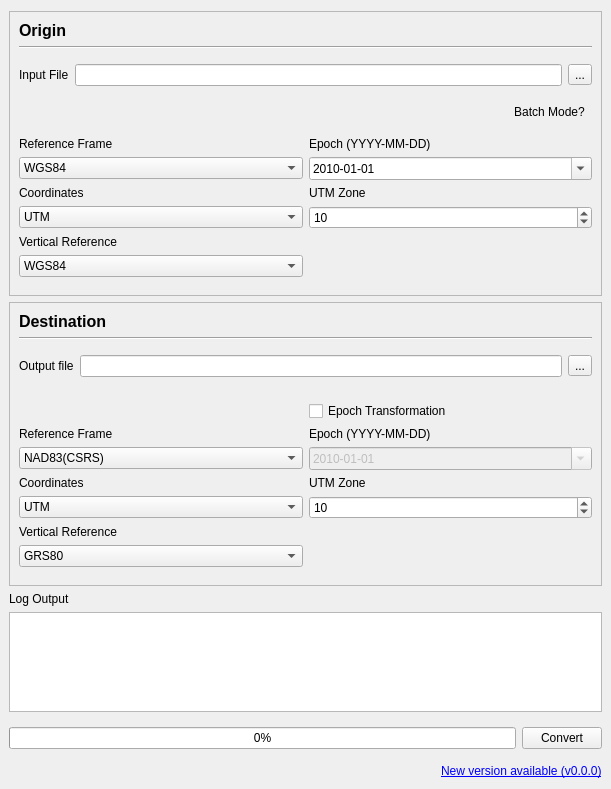
Before: the Qt Designer form las_trx/resources/mainwindow.ui in HakaiInstitute/LAS-TRX, drawn with Qt 5.
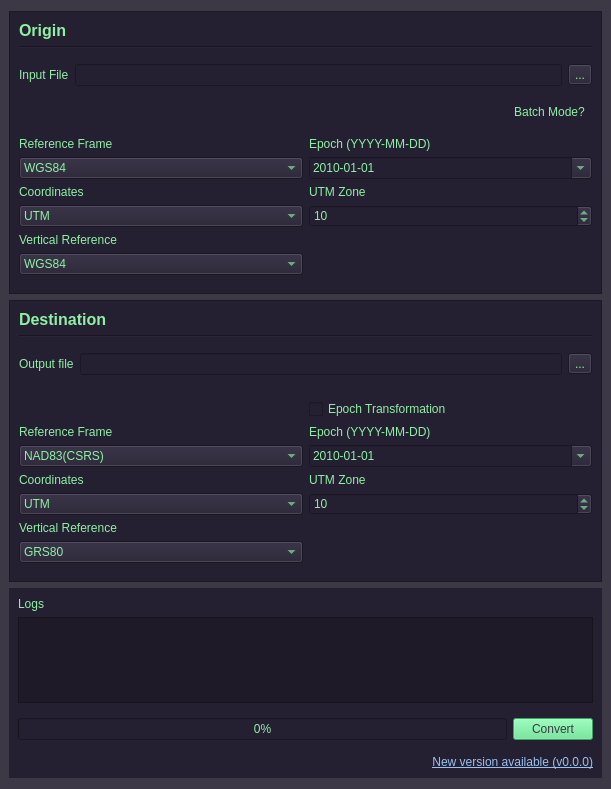
After: the same form once the commit is applied.

```diff
--- a/las_trx/resources/mainwindow.ui
+++ b/las_trx/resources/mainwindow.ui
@@ -13,6 +13,13 @@
   <property name="windowTitle">
    <string>LAS TRX</string>
   </property>
+  <property name="autoFillBackground">
+   <bool>false</bool>
+  </property>
+  <property name="styleSheet">
+   <string notr="true">background-color: rgb(61, 56, 70);
+color: rgb(143, 240, 164)</string>
+  </property>
   <layout class="QVBoxLayout" name="verticalLayout">
    <property name="leftMargin">
     <number>9</number>
@@ -22,6 +29,9 @@
    </property>
    <item>
     <widget class="QFrame" name="frame_input">
+     <property name="styleSheet">
+      <string notr="true">background-color: rgb(36, 31, 49);</string>
+     </property>
      <property name="frameShape">
       <enum>QFrame::StyledPanel</enum>
      </property>
@@ -40,10 +50,12 @@
         <property name="font">
          <font>
           <pointsize>12</pointsize>
-          <weight>75</weight>
           <bold>true</bold>
          </font>
         </property>
+        <property name="styleSheet">
+         <string notr="true"/>
+        </property>
         <property name="text">
          <string>Origin</string>
         </property>
@@ -379,6 +391,12 @@
    </item>
    <item>
     <widget class="QFrame" name="frame_output">
+     <property name="autoFillBackground">
+      <bool>false</bool>
+     </property>
+     <property name="styleSheet">
+      <string notr="true">background-color: rgb(36, 31, 49)</string>
+     </property>
      <property name="frameShape">
       <enum>QFrame::StyledPanel</enum>
      </property>
@@ -397,7 +415,6 @@
         <property name="font">
          <font>
           <pointsize>12</pointsize>
-          <weight>75</weight>
           <bold>true</bold>
          </font>
         </property>
@@ -709,14 +726,23 @@
     </widget>
    </item>
    <item>
+    <widget class="QWidget" name="widget_logs" native="true">
+     <property name="styleSheet">
+      <string notr="true">background-color: rgb(36, 31, 49)</string>
+     </property>
+     <layout class="QVBoxLayout" name="verticalLayout_2">
+      <item>
     <widget class="QLabel" name="label_log_output">
      <property name="text">
-      <string>Log Output</string>
+         <string>Logs</string>
      </property>
     </widget>
    </item>
    <item>
     <widget class="QTextBrowser" name="textBrowser_log_output">
+        <property name="styleSheet">
+         <string notr="true">background-color: rgb(31, 26, 40);</string>
+        </property>
      <property name="frameShadow">
       <enum>QFrame::Sunken</enum>
      </property>
@@ -739,6 +765,9 @@
       </property>
       <item>
        <widget class="QProgressBar" name="progressBar">
+           <property name="styleSheet">
+            <string notr="true"/>
+           </property>
         <property name="value">
          <number>0</number>
         </property>
@@ -749,6 +778,11 @@
       </item>
       <item>
        <widget class="QPushButton" name="pushButton_convert">
+           <property name="styleSheet">
+            <string notr="true">color: rgb(61, 56, 70);
+background-color: rgb(87, 227, 137)
+</string>
+           </property>
         <property name="text">
          <string>Convert</string>
         </property>
@@ -757,7 +791,7 @@
      </layout>
     </widget>
    </item>
-   <item alignment="Qt::AlignRight">
+      <item>
     <widget class="QLabel" name="label_upgrade_link">
      <property name="enabled">
       <bool>true</bool>
@@ -765,8 +799,14 @@
      <property name="layoutDirection">
       <enum>Qt::LeftToRight</enum>
      </property>
+        <property name="styleSheet">
+         <string notr="true"/>
+        </property>
      <property name="text">
-      <string notr="true">&lt;html&gt;&lt;head/&gt;&lt;body&gt;&lt;p&gt;&lt;a href=&quot;https://github.com/HakaiInstitute/LAS-TRX/releases/tag/0.0.0&quot;&gt;&lt;span style=&quot; text-decoration: underline; color:#0000ff;&quot;&gt;New version available (v0.0.0)&lt;/span&gt;&lt;/a&gt;&lt;/p&gt;&lt;/body&gt;&lt;/html&gt;</string>
+         <string notr="true">&lt;html&gt;&lt;head/&gt;&lt;body&gt;&lt;p&gt;&lt;a href=&quot;https://github.com/HakaiInstitute/LAS-TRX/releases/tag/0.0.0&quot;&gt;&lt;span style=&quot;text-decoration: underline; color:rgb(153, 193, 241)&quot;&gt;New version available (v0.0.0)&lt;/span&gt;&lt;/a&gt;&lt;/p&gt;&lt;/body&gt;&lt;/html&gt;</string>
+        </property>
+        <property name="alignment">
+         <set>Qt::AlignRight|Qt::AlignTrailing|Qt::AlignVCenter</set>
      </property>
      <property name="openExternalLinks">
       <bool>true</bool>
@@ -774,6 +814,9 @@
      <property name="textInteractionFlags">
       <set>Qt::LinksAccessibleByKeyboard|Qt::LinksAccessibleByMouse</set>
      </property>
+       </widget>
+      </item>
+     </layout>
     </widget>
    </item>
   </layout>
```
Lines whose indentation alone changed are shown as unchanged.
